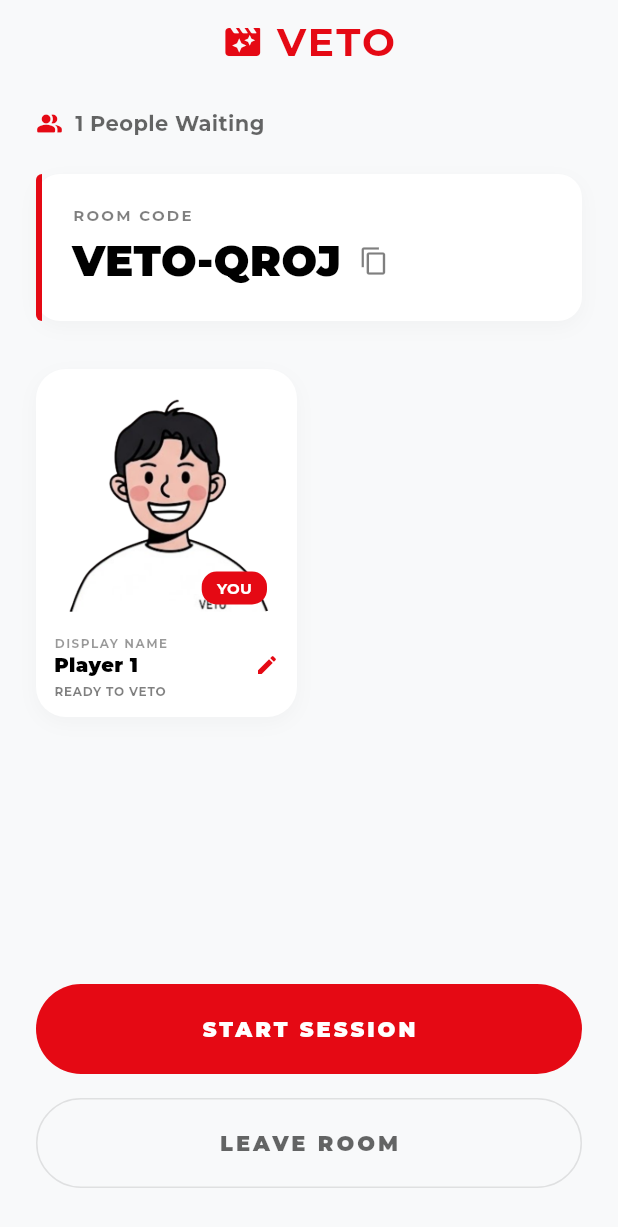
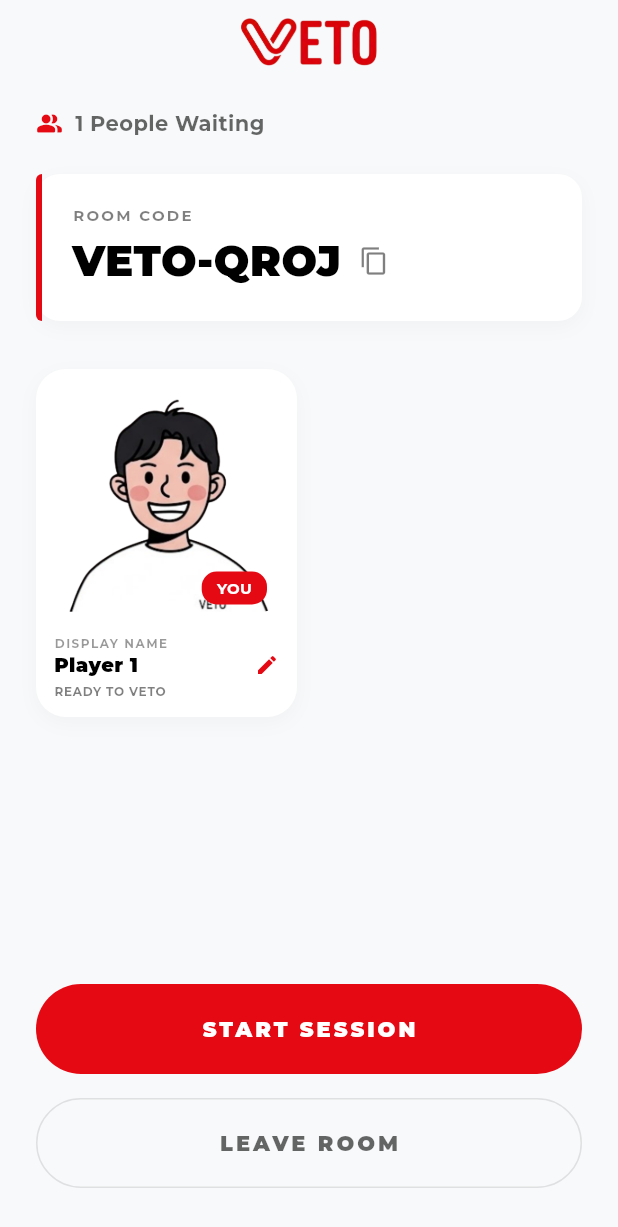
Before and after one commit to vaunnnn/Veto, a Flutter app: the screen it shows after launch, after a tap on "CREATE ROOM", on a phone screen of 412 x 824 dp. Shown: the top 1227 px of the screen. Run offline on Flutter 3.47's test engine with Material 3 defaults, Android fonts, the phone set to English and light mode, and no system bars; our stand-ins replace cloud_firestore, firebase_core, flutter_card_swiper, flutter_dotenv, google_fonts; accounts and stored records are empty.

Commit message:
refactor: changed veto app bar logo to updated design

```diff
--- a/lib/features/rooms/screens/waiting_room_screen.dart
+++ b/lib/features/rooms/screens/waiting_room_screen.dart
@@ -268,20 +268,9 @@
         title: Row(
           mainAxisSize: MainAxisSize.min,
           children: [
-            Icon(
-              Icons.movie_filter_rounded,
-              color: colorScheme.primary,
-              size: 28,
-            ),
-            const SizedBox(width: 8),
-            Text(
-              'VETO',
-              style: TextStyle(
-                color: colorScheme.primary,
-                fontWeight: FontWeight.bold,
-                fontSize: 26,
-                letterSpacing: 1.5,
-              ),
+            Image.asset(
+              'assets/images/veto-logo.png',
+              height: 32,
             ),
           ],
         ),
--- a/pubspec.yaml
+++ b/pubspec.yaml
@@ -51,6 +51,7 @@
   # package. See that file for information about deactivating specific lint
   # rules and activating additional ones.
   flutter_lints: ^6.0.0
+  flutter_launcher_icons: ^0.14.4
 
 # For information on the generic Dart part of this file, see the
 # following page: https://dart.dev/tools/pub/pubspec
@@ -89,3 +90,8 @@
   #
   # For details regarding fonts from package dependencies,
   # see https://flutter.dev/to/font-from-package
+
+flutter_launcher_icons:
+  android: true
+  ios: true
+  image_path: "assets/images/veto-icon.png"
```
Also changed, not shown: lib/features/voting/screens/swipe_deck_screen.dart (+3 -14 lines), assets/images/veto-icon.png (added), assets/images/veto-logo.png (added), pubspec.lock.
